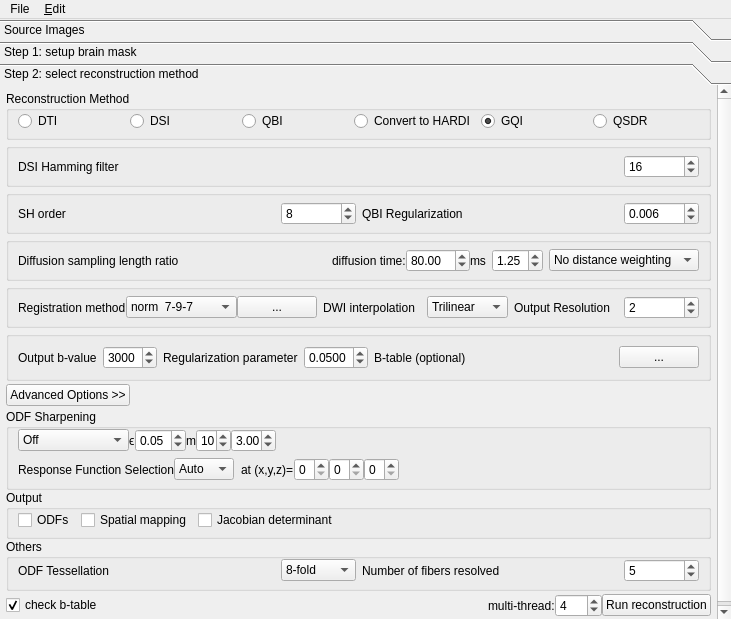
frankyeh/DSI-Studio, file reconstruction/reconstruction_window.ui: the form before one commit.
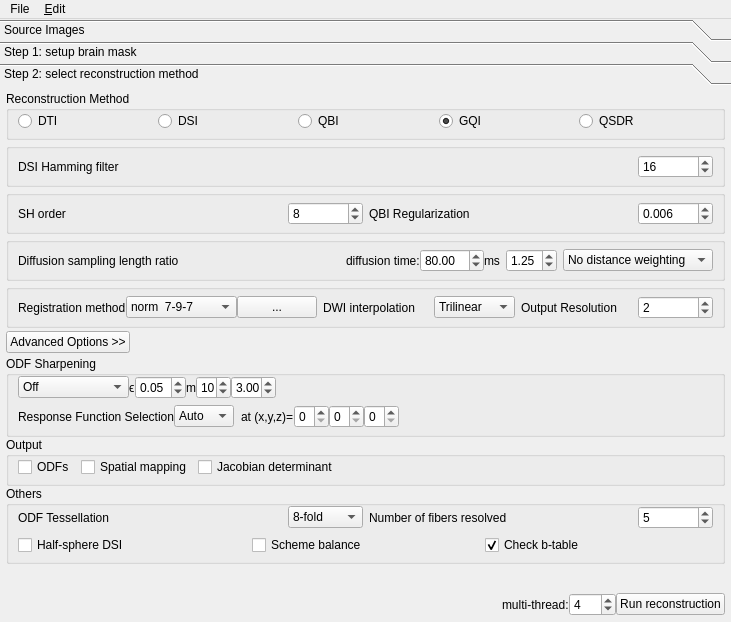
The form after the commit. Icons and pictures are not drawn.

Commit message: [GUI] remove "to hardi"

The edit to the form file:
```diff
--- a/reconstruction/reconstruction_window.ui
+++ b/reconstruction/reconstruction_window.ui
@@ -7,7 +7,7 @@
     <x>0</x>
     <y>0</y>
     <width>731</width>
-    <height>619</height>
+    <height>622</height>
    </rect>
   </property>
   <property name="sizePolicy">
@@ -491,7 +491,7 @@
          <x>0</x>
          <y>0</y>
          <width>731</width>
-         <height>521</height>
+         <height>524</height>
         </rect>
        </property>
        <property name="minimumSize">
@@ -555,13 +555,6 @@
              </property>
             </widget>
            </item>
-           <item>
-            <widget class="QRadioButton" name="HARDI">
-             <property name="text">
-              <string>Convert to HARDI</string>
-             </property>
-            </widget>
-           </item>
            <item>
             <widget class="QRadioButton" name="GQI">
              <property name="text">
@@ -968,127 +961,6 @@
           </layout>
          </widget>
         </item>
-        <item>
-         <widget class="QGroupBox" name="hardi_param">
-          <property name="title">
-           <string/>
-          </property>
-          <layout class="QHBoxLayout" name="horizontalLayout_7">
-           <item>
-            <layout class="QHBoxLayout" name="horizontalLayout_22">
-             <item>
-              <widget class="QLabel" name="label_16">
-               <property name="text">
-                <string>Output b-value</string>
-               </property>
-              </widget>
-             </item>
-             <item>
-              <widget class="QSpinBox" name="hardi_bvalue">
-               <property name="maximumSize">
-                <size>
-                 <width>75</width>
-                 <height>16777215</height>
-                </size>
-               </property>
-               <property name="minimum">
-                <number>1000</number>
-               </property>
-               <property name="maximum">
-                <number>8000</number>
-               </property>
-               <property name="singleStep">
-                <number>500</number>
-               </property>
-               <property name="value">
-                <number>3000</number>
-               </property>
-              </widget>
-             </item>
-            </layout>
-           </item>
-           <item>
-            <layout class="QHBoxLayout" name="horizontalLayout_23">
-             <item>
-              <widget class="QLabel" name="label_17">
-               <property name="text">
-                <string>Regularization parameter</string>
-               </property>
-              </widget>
-             </item>
-             <item>
-              <widget class="QDoubleSpinBox" name="hardi_reg">
-               <property name="maximumSize">
-                <size>
-                 <width>75</width>
-                 <height>16777215</height>
-                </size>
-               </property>
-               <property name="decimals">
-                <number>4</number>
-               </property>
-               <property name="minimum">
-                <double>0.000100000000000</double>
-               </property>
-               <property name="maximum">
-                <double>1.000000000000000</double>
-               </property>
-               <property name="singleStep">
-                <double>0.010000000000000</double>
-               </property>
-               <property name="value">
-                <double>0.050000000000000</double>
-               </property>
-              </widget>
-             </item>
-            </layout>
-           </item>
-           <item>
-            <layout class="QHBoxLayout" name="horizontalLayout_24">
-             <item>
-              <widget class="QLabel" name="b_table_label">
-               <property name="text">
-                <string>B-table (optional)</string>
-               </property>
-              </widget>
-             </item>
-             <item>
-              <spacer name="horizontalSpacer_5">
-               <property name="orientation">
-                <enum>Qt::Horizontal</enum>
-               </property>
-               <property name="sizeHint" stdset="0">
-                <size>
-                 <width>40</width>
-                 <height>20</height>
-                </size>
-               </property>
-              </spacer>
-             </item>
-             <item>
-              <widget class="QPushButton" name="load_b_table">
-               <property name="sizePolicy">
-                <sizepolicy hsizetype="Maximum" vsizetype="Fixed">
-                 <horstretch>0</horstretch>
-                 <verstretch>0</verstretch>
-                </sizepolicy>
-               </property>
-               <property name="maximumSize">
-                <size>
-                 <width>16777215</width>
-                 <height>16777215</height>
-                </size>
-               </property>
-               <property name="text">
-                <string>...</string>
-               </property>
-              </widget>
-             </item>
-            </layout>
-           </item>
-          </layout>
-         </widget>
-        </item>
         <item>
          <layout class="QHBoxLayout" name="horizontalLayout_19">
           <item>
@@ -1613,6 +1485,37 @@
                 </item>
                </layout>
               </item>
+              <item>
+               <layout class="QHBoxLayout" name="horizontalLayout_18">
+                <property name="bottomMargin">
+                 <number>0</number>
+                </property>
+                <item>
+                 <widget class="QCheckBox" name="half_sphere">
+                  <property name="text">
+                   <string>Half-sphere DSI</string>
+                  </property>
+                 </widget>
+                </item>
+                <item>
+                 <widget class="QCheckBox" name="scheme_balance">
+                  <property name="text">
+                   <string>Scheme balance</string>
+                  </property>
+                 </widget>
+                </item>
+                <item>
+                 <widget class="QCheckBox" name="check_btable">
+                  <property name="text">
+                   <string>Check b-table</string>
+                  </property>
+                  <property name="checked">
+                   <bool>true</bool>
+                  </property>
+                 </widget>
+                </item>
+               </layout>
+              </item>
              </layout>
             </widget>
            </item>
@@ -1659,16 +1562,6 @@
            <property name="bottomMargin">
             <number>0</number>
            </property>
-           <item>
-            <widget class="QCheckBox" name="check_btable">
-             <property name="text">
-              <string>check b-table</string>
-             </property>
-             <property name="checked">
-              <bool>true</bool>
-             </property>
-            </widget>
-           </item>
            <item>
             <spacer name="horizontalSpacer">
              <property name="orientation">
```
Left out of the diff: 4 changed lines with no effect on the pictures. The commit also changes 3 other files.
